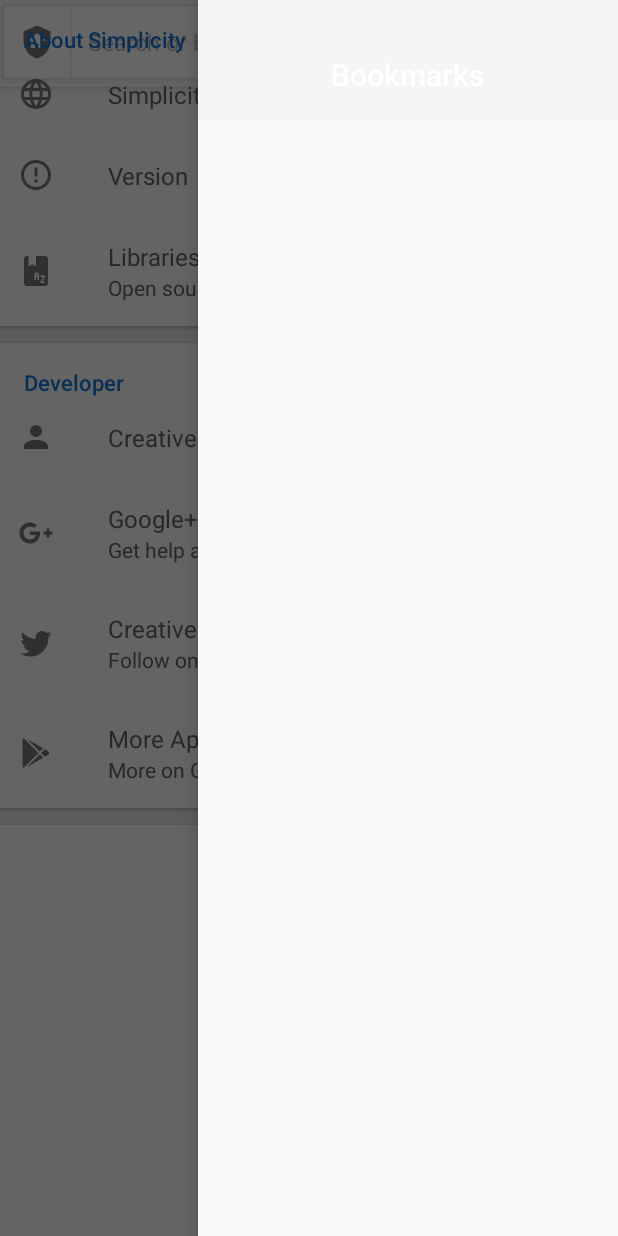
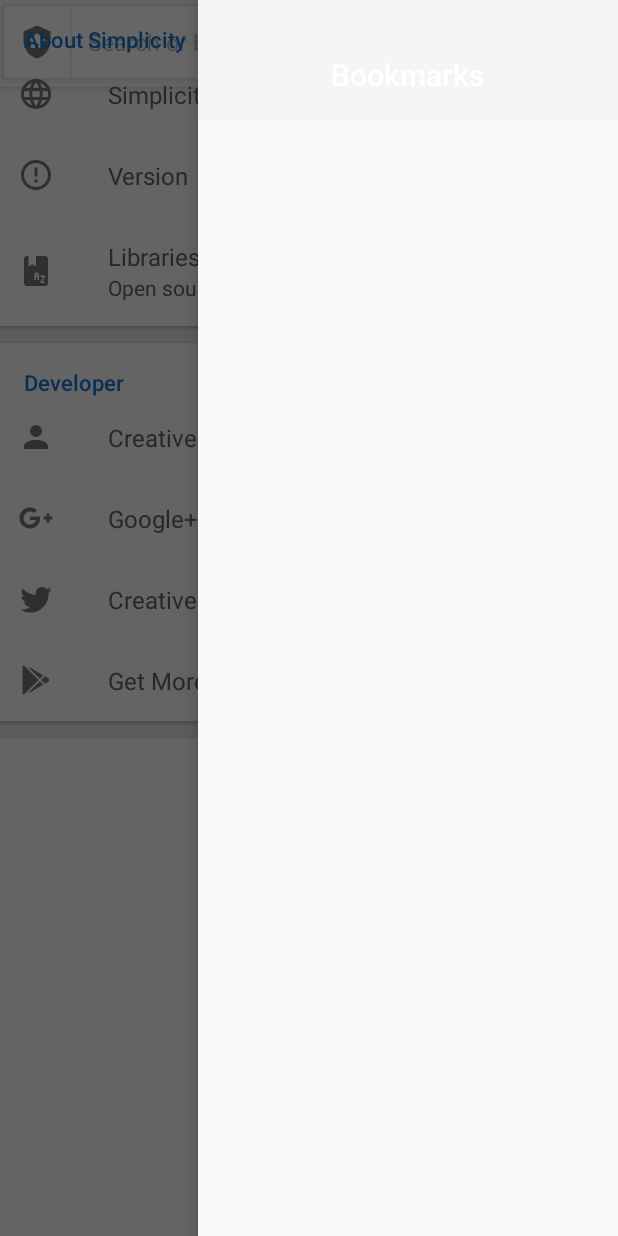
Before and after one commit to creativetrendsapps/SimplicityBrowser, an Android app: the fragment About placed in its activity, with the side drawer open, on a phone screen of 412 x 824 dp. Run offline under Robolectric (Android 15) with nearby library versions, the phone set to English and light mode, and no system bars; libraries missing offline, so code that uses them is left out: android.support.v7, com.akiniyalocts.minor, uk.co.samuelwall; plain views replace MinorLayout, MinorView; 2 statements that could not run were skipped.

Commit message:
Update about_preferences.xml

```diff
--- a/app/src/main/res/xml/about_preferences.xml
+++ b/app/src/main/res/xml/about_preferences.xml
@@ -13,14 +13,14 @@
 
         <Preference
             android:key="version_number"
-            android:title="Version"
+            android:title="@string/version"
             android:icon="@drawable/ic_about_about" />
 
 
         <Preference
             android:key="libraries"
-            android:title="Libraries &amp; Software Used"
-            android:summary="Open source software used in Simplicity."
+            android:title="@string/used_libraries"
+            android:summary="@string/used_libraries_hint"
             android:icon="@drawable/dictionary"/>
 
         <Preference
@@ -39,27 +39,24 @@
 
 
         <Preference
-            android:title="Creative Trends Apps"
+            android:title="@string/creativetrends"
             android:icon="@drawable/account"
             android:selectable="false" />
 
         <Preference
             android:key="google_plus"
-            android:title="Google+ Community"
-            android:summary="Get help and support."
+            android:title="@string/google_plus"
             android:icon="@drawable/google_plus"/>
 
 
         <Preference
             android:key="on_twitter"
-            android:title="Creative Trends on Twitter"
-            android:summary="Follow on Twitter."
+            android:title="@string/on_twitter"
             android:icon="@drawable/twitter"/>
 
         <Preference
             android:key="more_apps"
-            android:title="More Apps"
-            android:summary="More on Google Play."
+            android:title="@string/get_apps"
             android:icon="@drawable/google_play"/>
 
         <Preference
```
